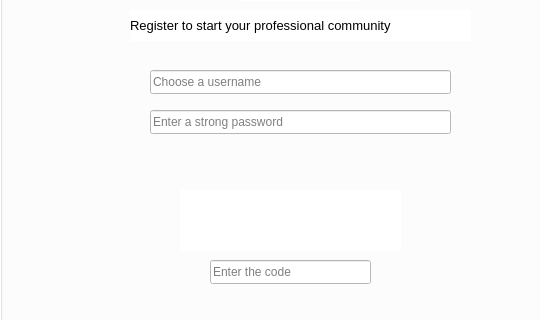
The window that register.ui (HOOMANRT/HoomAbol) describes before a commit, drawn with Qt 5; both pictures show x 0 to 540 and y 110 to 430 of the 800 by 600 pixel window.
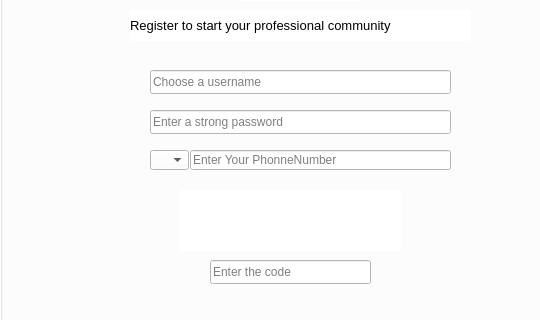
The same window after the commit.

```diff
--- a/register.ui
+++ b/register.ui
@@ -151,6 +151,29 @@
       <string>continue</string>
      </property>
     </widget>
+    <widget class="QLineEdit" name="lineEdit_4">
+     <property name="geometry">
+      <rect>
+       <x>190</x>
+       <y>260</y>
+       <width>261</width>
+       <height>20</height>
+      </rect>
+     </property>
+     <property name="placeholderText">
+      <string>Enter Your PhonneNumber</string>
+     </property>
+    </widget>
+    <widget class="QComboBox" name="comboBox">
+     <property name="geometry">
+      <rect>
+       <x>150</x>
+       <y>260</y>
+       <width>39</width>
+       <height>20</height>
+      </rect>
+     </property>
+    </widget>
    </widget>
   </widget>
   <widget class="QMenuBar" name="menubar">
```
